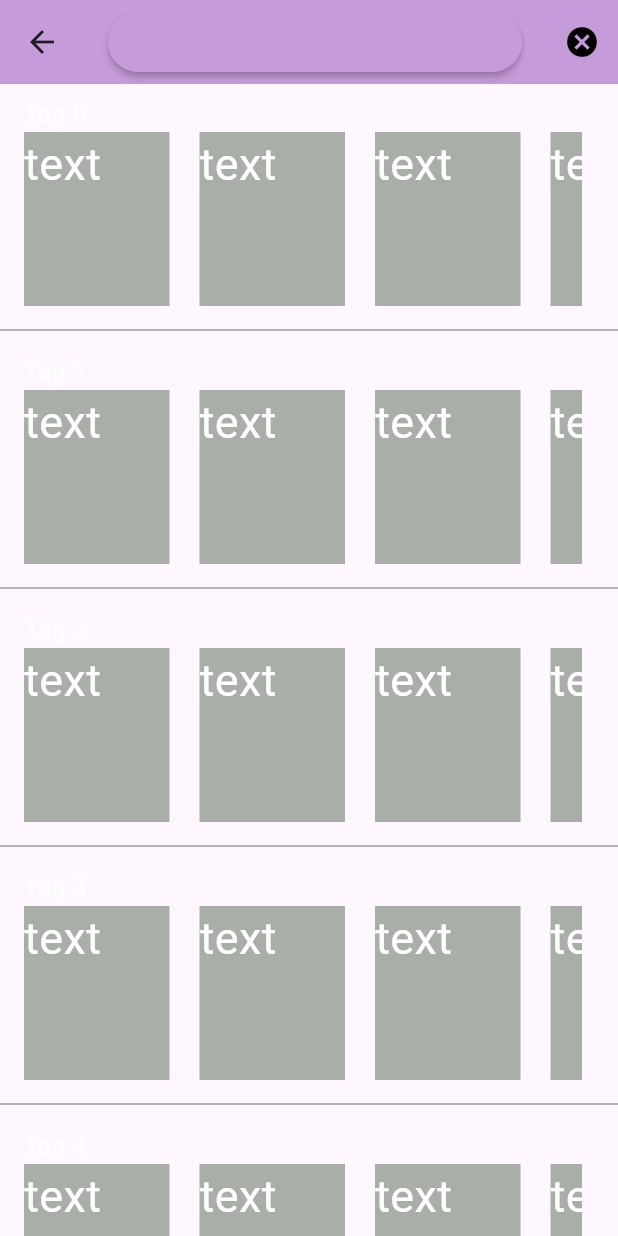
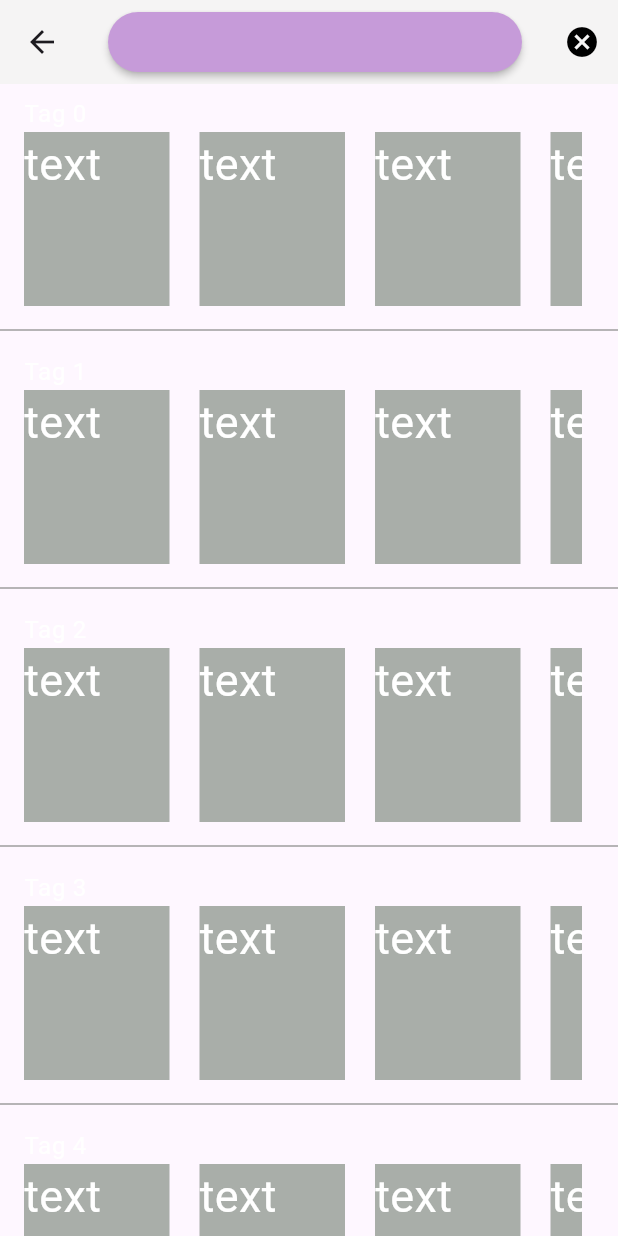
Before and after one commit to GretaAntenucci/Bullet-Buddy, a Flutter app: the HomePage screen opened by its route, after a tap on the "search" icon, on a phone screen of 412 x 824 dp. Run offline on Flutter 3.47's test engine with Material 3 defaults, Android fonts, the phone set to English and light mode, and no system bars; our stand-ins replace curved_navigation_bar, google_fonts.

Commit message:
style: Changed app bar color

```diff
--- a/lib/pages/home_page.dart
+++ b/lib/pages/home_page.dart
@@ -20,7 +20,7 @@ class _HomePageState extends State<HomePage> {
     return Scaffold(
       /// App bar
       appBar: AppBar(
-        backgroundColor: const Color(0xFFC69BD9),
+        backgroundColor: const Color(0xFFF5F4F4),
 
         /// Visibility widget
         /// if visible shows the title if not shows the search bar
```
